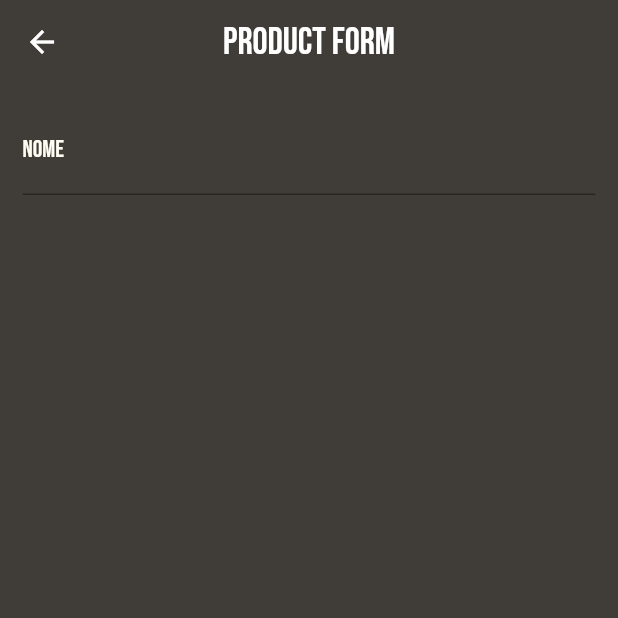
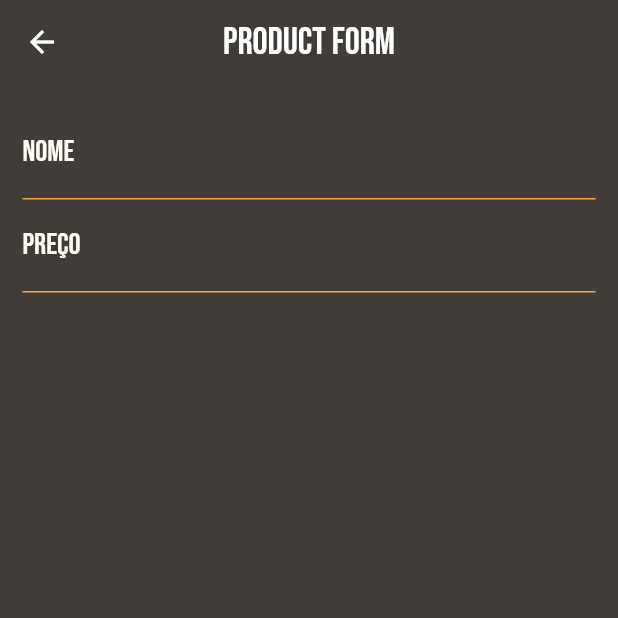
Before and after one commit to elennmilhomem/standup_gym_store, a Flutter app: the ProductFormPage screen opened by its route, on a phone screen of 412 x 824 dp, the top half of it. Run offline on Flutter 3.47's test engine with Material 2 defaults, Android fonts, the phone set to English and light mode, and no system bars; network calls fail.

Commit message:
Implementa foco no TextFormField
Agora é possível obter foco através do "seguinte" do teclado, de um campo para outro

```diff
--- a/lib/pages/product_form_page.dart
+++ b/lib/pages/product_form_page.dart
@@ -8,6 +8,8 @@ class ProductFormPage extends StatefulWidget {
 }
 
 class _ProductFormPageState extends State<ProductFormPage> {
+  final _priceFocus = FocusNode();
+
   @override
   Widget build(BuildContext context) {
     return Scaffold(
@@ -27,15 +29,41 @@ class _ProductFormPageState extends State<ProductFormPage> {
           child: ListView(
             children: [
               TextFormField(
-                decoration: const InputDecoration(
+                decoration: InputDecoration(
                   labelText: 'Nome',
-                  labelStyle: TextStyle(
+                  enabledBorder: UnderlineInputBorder(
+                    borderSide: BorderSide(
+                        color: Theme.of(context).colorScheme.secondary),
+                  ),
+                  labelStyle: const TextStyle(
+                    fontSize: 20,
                     color: Color(
                       0xFFFFFCF2,
                     ),
                   ),
                 ),
                 textInputAction: TextInputAction.next,
+                onFieldSubmitted: (_) {
+                  FocusScope.of(context).requestFocus(_priceFocus);
+                },
+              ),
+              TextFormField(
+                decoration: InputDecoration(
+                  labelText: 'Preço',
+                  enabledBorder: UnderlineInputBorder(
+                    borderSide: BorderSide(
+                        color: Theme.of(context).colorScheme.secondary),
+                  ),
+                  labelStyle: const TextStyle(
+                    fontSize: 20,
+                    color: Color(
+                      0xFFFFFCF2,
+                    ),
+                  ),
+                ),
+                textInputAction: TextInputAction.next,
+                focusNode: _priceFocus,
+                keyboardType: TextInputType.number,
               ),
             ],
           ),
```
